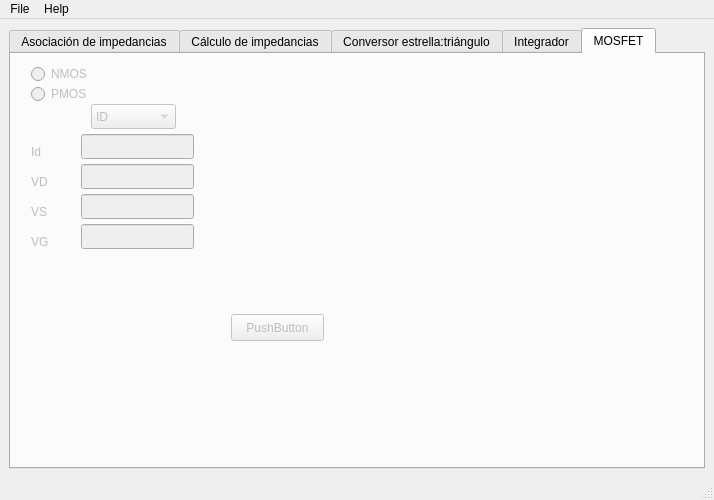
First picture: the form in gui/tercera-manoUI.ui, repository zerberros/tercera_mano, before the edit.
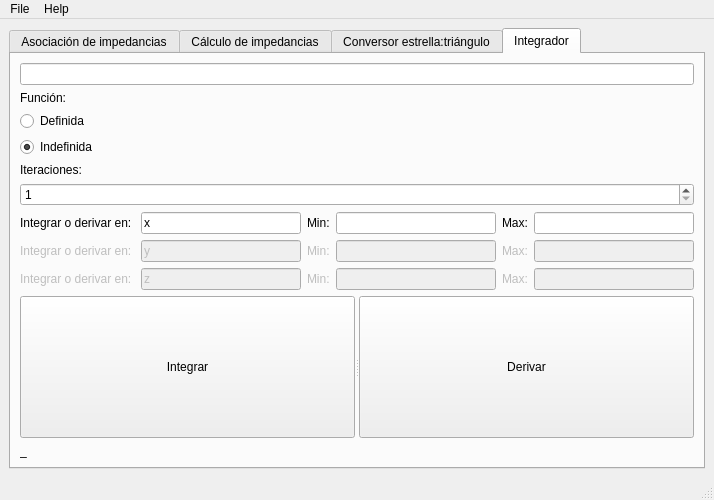
Second picture: the form after the edit. The open tabs and pages were chosen to show the change. Icons and pictures are not drawn.

Commit message: clean master branch about transistores

The edit to the form file:
```diff
--- a/gui/tercera-manoUI.ui
+++ b/gui/tercera-manoUI.ui
@@ -640,211 +640,6 @@
         </item>
        </layout>
       </widget>
-      <widget class="QWidget" name="MOSFET">
-       <property name="enabled">
-        <bool>true</bool>
-       </property>
-       <attribute name="title">
-        <string>MOSFET</string>
-       </attribute>
-       <widget class="QRadioButton" name="radioButton">
-        <property name="enabled">
-         <bool>false</bool>
-        </property>
-        <property name="geometry">
-         <rect>
-          <x>20</x>
-          <y>10</y>
-          <width>109</width>
-          <height>20</height>
-         </rect>
-        </property>
-        <property name="text">
-         <string>NMOS</string>
-        </property>
-       </widget>
-       <widget class="QRadioButton" name="radioButton_2">
-        <property name="enabled">
-         <bool>false</bool>
-        </property>
-        <property name="geometry">
-         <rect>
-          <x>20</x>
-          <y>30</y>
-          <width>109</width>
-          <height>20</height>
-         </rect>
-        </property>
-        <property name="text">
-         <string>PMOS</string>
-        </property>
-       </widget>
-       <widget class="QPushButton" name="pushButton">
-        <property name="enabled">
-         <bool>false</bool>
-        </property>
-        <property name="geometry">
-         <rect>
-          <x>220</x>
-          <y>260</y>
-          <width>93</width>
-          <height>27</height>
-         </rect>
-        </property>
-        <property name="text">
-         <string>PushButton</string>
-        </property>
-       </widget>
-       <widget class="QLineEdit" name="lineEdit_3">
-        <property name="enabled">
-         <bool>false</bool>
-        </property>
-        <property name="geometry">
-         <rect>
-          <x>70</x>
-          <y>80</y>
-          <width>113</width>
-          <height>25</height>
-         </rect>
-        </property>
-       </widget>
-       <widget class="QLineEdit" name="lineEdit_4">
-        <property name="enabled">
-         <bool>false</bool>
-        </property>
-        <property name="geometry">
-         <rect>
-          <x>70</x>
-          <y>110</y>
-          <width>113</width>
-          <height>25</height>
-         </rect>
-        </property>
-       </widget>
-       <widget class="QLineEdit" name="lineEdit_5">
-        <property name="enabled">
-         <bool>false</bool>
-        </property>
-        <property name="geometry">
-         <rect>
-          <x>70</x>
-          <y>140</y>
-          <width>113</width>
-          <height>25</height>
-         </rect>
-        </property>
-       </widget>
-       <widget class="QLineEdit" name="lineEdit_8">
-        <property name="enabled">
-         <bool>false</bool>
-        </property>
-        <property name="geometry">
-         <rect>
-          <x>70</x>
-          <y>170</y>
-          <width>113</width>
-          <height>25</height>
-         </rect>
-        </property>
-       </widget>
-       <widget class="QComboBox" name="comboBox">
-        <property name="enabled">
-         <bool>false</bool>
-        </property>
-        <property name="geometry">
-         <rect>
-          <x>80</x>
-          <y>50</y>
-          <width>85</width>
-          <height>25</height>
-         </rect>
-        </property>
-        <item>
-         <property name="text">
-          <string>ID</string>
-         </property>
-        </item>
-        <item>
-         <property name="text">
-          <string>VD</string>
-         </property>
-        </item>
-        <item>
-         <property name="text">
-          <string>VS</string>
-         </property>
-        </item>
-        <item>
-         <property name="text">
-          <string>VG</string>
-         </property>
-        </item>
-       </widget>
-       <widget class="QLabel" name="label_5">
-        <property name="enabled">
-         <bool>false</bool>
-        </property>
-        <property name="geometry">
-         <rect>
-          <x>20</x>
-          <y>90</y>
-          <width>62</width>
-          <height>15</height>
-         </rect>
-        </property>
-        <property name="text">
-         <string>Id</string>
-        </property>
-       </widget>
-       <widget class="QLabel" name="label_6">
-        <property name="enabled">
-         <bool>false</bool>
-        </property>
-        <property name="geometry">
-         <rect>
-          <x>20</x>
-          <y>120</y>
-          <width>62</width>
-          <height>15</height>
-         </rect>
-        </property>
-        <property name="text">
-         <string>VD</string>
-        </property>
-       </widget>
-       <widget class="QLabel" name="label_7">
-        <property name="enabled">
-         <bool>false</bool>
-        </property>
-        <property name="geometry">
-         <rect>
-          <x>20</x>
-          <y>150</y>
-          <width>62</width>
-          <height>15</height>
-         </rect>
-        </property>
-        <property name="text">
-         <string>VS</string>
-        </property>
-       </widget>
-       <widget class="QLabel" name="label_9">
-        <property name="enabled">
-         <bool>false</bool>
-        </property>
-        <property name="geometry">
-         <rect>
-          <x>20</x>
-          <y>180</y>
-          <width>62</width>
-          <height>15</height>
-         </rect>
-        </property>
-        <property name="text">
-         <string>VG</string>
-        </property>
-       </widget>
-      </widget>
      </widget>
     </item>
    </layout>
```
Left out of the diff: 2 changed lines with no effect on the pictures.
